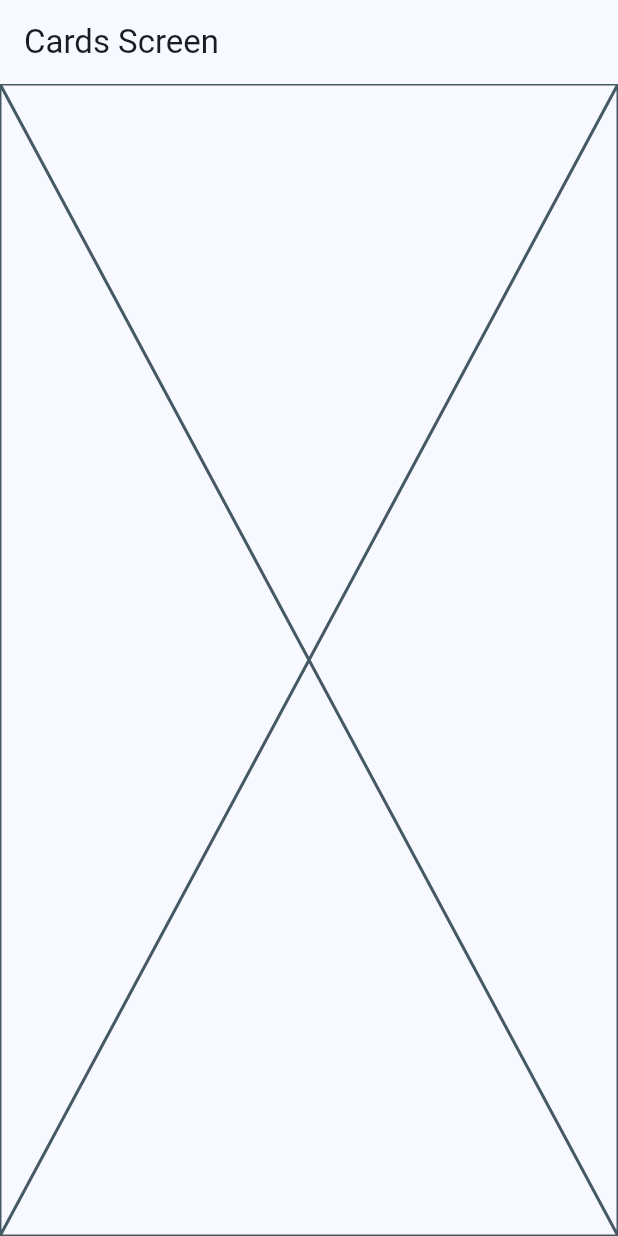
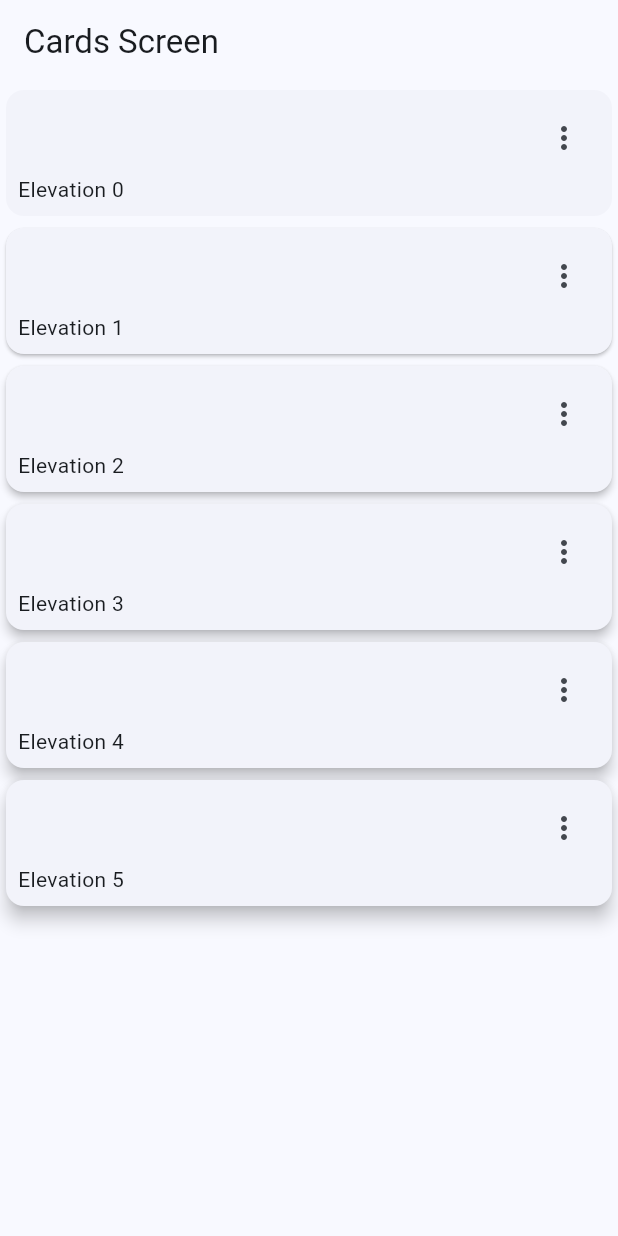
Before and after one commit to guenga1968/widgets_app, a Flutter app: the CardsScreen screen opened by its route, on a phone screen of 412 x 824 dp. Run offline on Flutter 3.47's test engine with Material 2 defaults, Android fonts, the phone set to English and light mode, and no system bars; our stand-ins replace go_router.

Commit message:
comenzando a trabajar con cards

```diff
--- a/lib/presentation/screens/cards/cards_screen.dart
+++ b/lib/presentation/screens/cards/cards_screen.dart
@@ -1,7 +1,15 @@
 import 'package:flutter/material.dart';
 
+const cards = <Map<String, dynamic>>[
+  {'elevation': 0.0, 'label': 'Elevation 0'},
+  {'elevation': 1.0, 'label': 'Elevation 1'},
+  {'elevation': 2.0, 'label': 'Elevation 2'},
+  {'elevation': 3.0, 'label': 'Elevation 3'},
+  {'elevation': 4.0, 'label': 'Elevation 4'},
+  {'elevation': 5.0, 'label': 'Elevation 5'},
+];
+
 class CardsScreen extends StatelessWidget {
-
   static const String name = 'cards_screen';
 
   const CardsScreen({super.key});
@@ -12,7 +20,57 @@ class CardsScreen extends StatelessWidget {
       appBar: AppBar(
         title: const Text('Cards Screen'),
       ),
-      body: const Placeholder(),
+      body: const _CardsView(),
     );
   }
 }
+
+class _CardsView extends StatelessWidget {
+  const _CardsView();
+
+  @override
+  Widget build(BuildContext context) {
+    // SingleChildScrollView es para poder hacer scroll si la columna sobrepasa la pantalla
+    return SingleChildScrollView(
+      child: Column(
+        children: [
+          ...cards.map((card) => _CardType1(
+                elevation: card['elevation'],
+                label: card['label'],
+              ))
+        ],
+      ),
+    );
+  }
+}
+
+class _CardType1 extends StatelessWidget {
+  const _CardType1({required this.label, required this.elevation});
+
+  final String label;
+  final double elevation;
+  @override
+  Widget build(BuildContext context) {
+    return Card(
+      elevation: elevation,
+      child: Padding(
+        padding: const EdgeInsets.all(8.0),
+        child: Column(
+          children: [
+            Align(
+              alignment: Alignment.topRight,
+              child: IconButton(
+                onPressed: () {},
+                icon: const Icon(Icons.more_vert_rounded),
+              ),
+            ),
+            Align(
+              alignment: Alignment.bottomLeft,
+              child: Text(label),
+            ),
+          ],
+        ),
+      ),
+    );
+  }
+}
```
